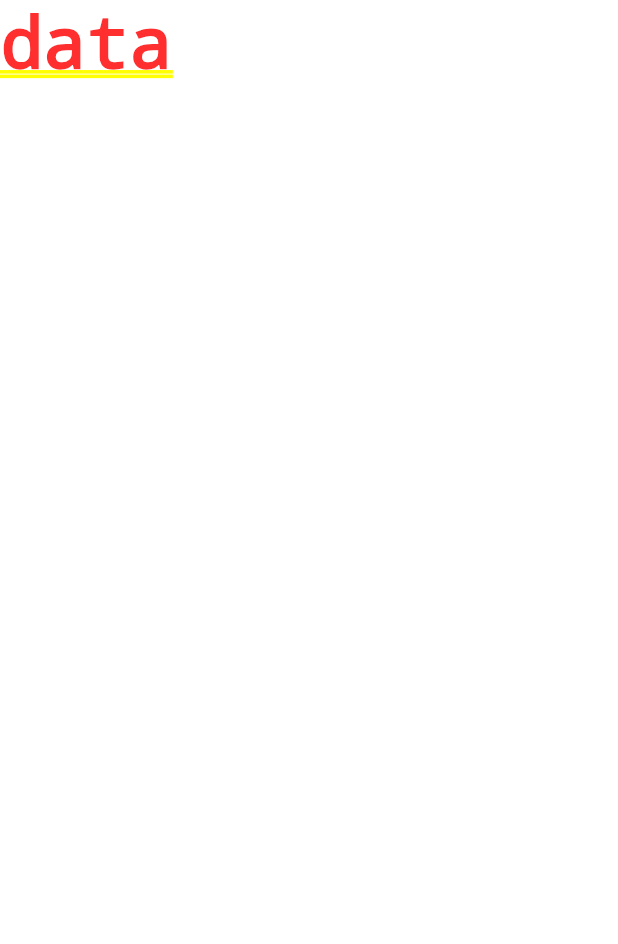
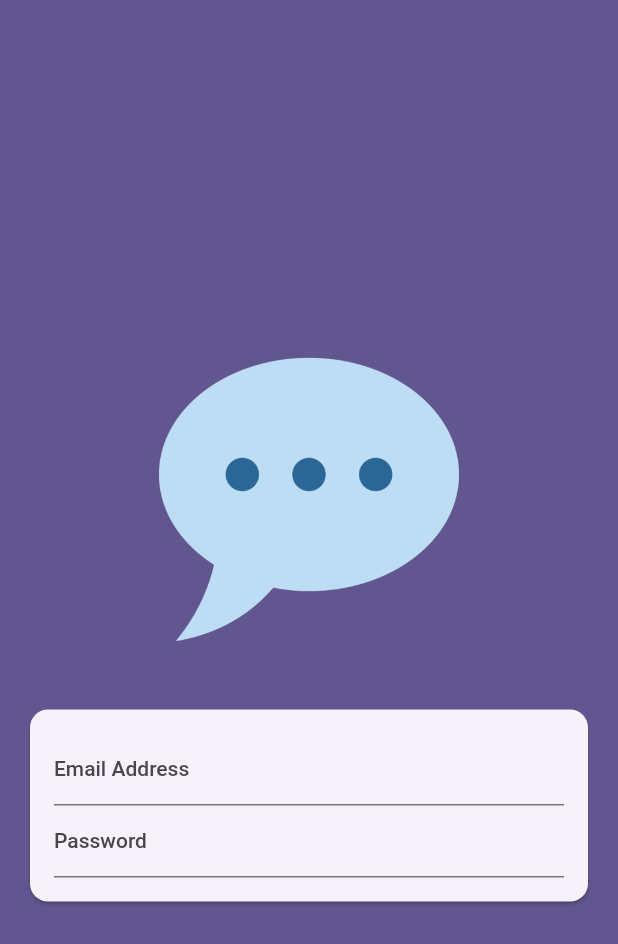
Before and after one commit to satyam1560/Chat_app, a Flutter app: the screen it shows after launch, on a phone screen of 412 x 824 dp. Shown: the top 944 px of the screen. Run offline on Flutter 3.47's test engine with Material 2 defaults, Android fonts, the phone set to English and light mode, and no system bars.

Commit message:
added auth screen

```diff
--- a/lib/main.dart
+++ b/lib/main.dart
@@ -1,3 +1,4 @@
+import 'package:chat/screen/auth.dart';
 import 'package:flutter/material.dart';
 
 void main() {
@@ -10,12 +11,14 @@
   @override
   Widget build(BuildContext context) {
     return MaterialApp(
+      debugShowCheckedModeBanner: false,
       title: 'FlutterChat',
       theme: ThemeData().copyWith(
         useMaterial3: true,
         colorScheme: ColorScheme.fromSeed(
             seedColor: const Color.fromARGB(255, 63, 17, 177)),
       ),
-        home: const Text('data'));
+      home: const AuthScreen(),
+    );
   }
 }
--- /dev/null
+++ b/lib/screen/auth.dart
@@ -0,0 +1,63 @@
+import 'package:flutter/material.dart';
+
+class AuthScreen extends StatefulWidget {
+  const AuthScreen({super.key});
+
+  @override
+  State<AuthScreen> createState() {
+    return _AuthScreenState();
+  }
+}
+
+class _AuthScreenState extends State<AuthScreen> {
+  @override
+  Widget build(BuildContext context) {
+    return Scaffold(
+      backgroundColor: Theme.of(context).colorScheme.primary,
+      body: Center(
+        child: SingleChildScrollView(
+          child: Column(
+            mainAxisAlignment: MainAxisAlignment.center,
+            children: [
+              Container(
+                margin: const EdgeInsets.only(
+                  top: 30,
+                  bottom: 20,
+                  left: 20,
+                  right: 20,
+                ),
+                width: 200,
+                child: Image.asset('assets/images/chat.png'),
+              ),
+              Card(
+                margin: const EdgeInsets.all(20),
+                child: SingleChildScrollView(
+                  padding: const EdgeInsets.all(16),
+                  child: Form(
+                    child: Column(
+                      mainAxisSize: MainAxisSize.min,
+                      children: [
+                        TextFormField(
+                          decoration:
+                              const InputDecoration(labelText: 'Email Address'),
+                          keyboardType: TextInputType.emailAddress,
+                          autocorrect: false,
+                          textCapitalization: TextCapitalization.none,
+                        ),
+                        TextFormField(
+                          decoration:
+                              const InputDecoration(labelText: 'Password'),
+                          obscureText: true,
+                        ),
+                      ],
+                    ),
+                  ),
+                ),
+              ),
+            ],
+          ),
+        ),
+      ),
+    );
+  }
+}
--- a/pubspec.yaml
+++ b/pubspec.yaml
@@ -59,8 +59,9 @@
   uses-material-design: true
 
   # To add assets to your application, add an assets section, like this:
-  # assets:
-  #   - images/a_dot_burr.jpeg
+  assets:
+    - assets/images/chat.png
+
   #   - images/a_dot_ham.jpeg
 
   # An image asset can refer to one or more resolution-specific "variants", see
```
Also changed, not shown: assets/images/chat.png (added), 17 other files. Lines whose indentation alone changed are shown as unchanged.
